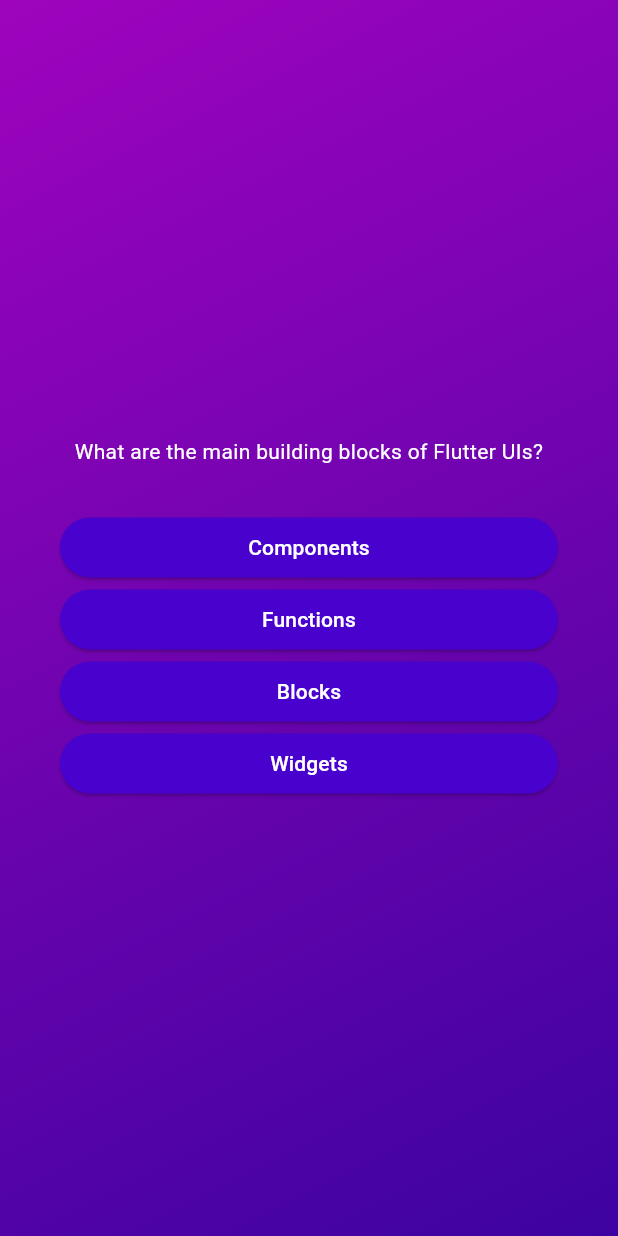
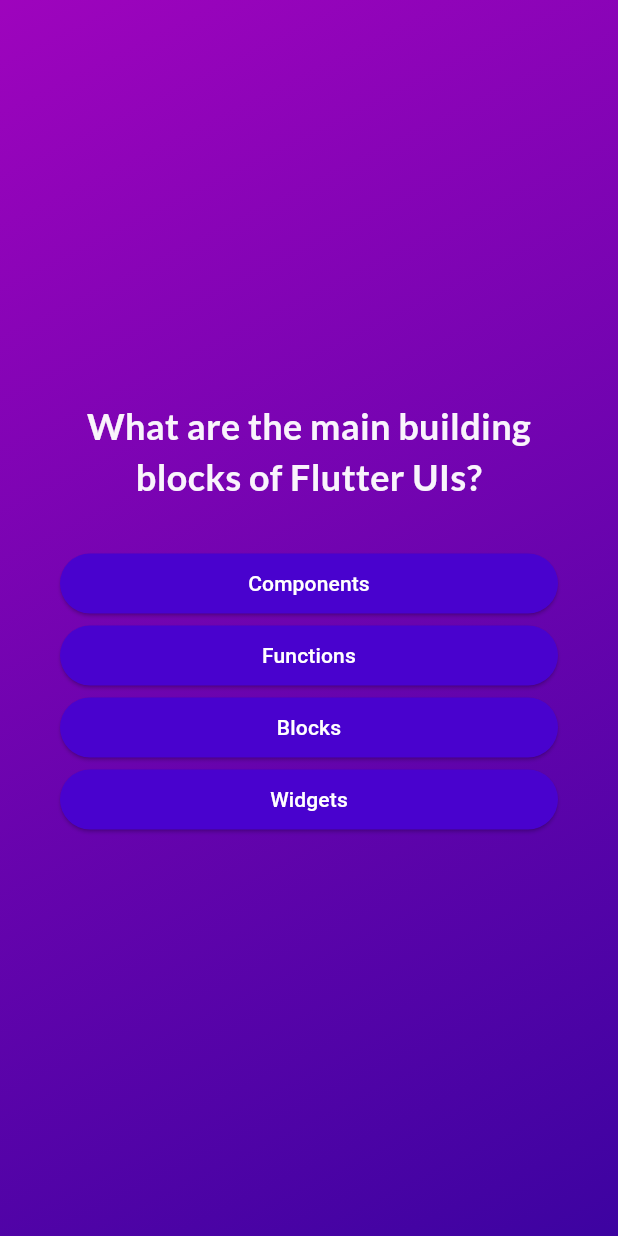
Before and after one commit to Lev1no/flutterQuizApp, a Flutter app: the screen it shows after launch, after a tap on "Start Quiz", on a phone screen of 412 x 824 dp. Run offline on Flutter 3.47's test engine with Material 3 defaults, Android fonts, the phone set to English and light mode, and no system bars; our stand-ins replace google_fonts.

Commit message:
adding google fonts

```diff
--- a/lib/questions_screen.dart
+++ b/lib/questions_screen.dart
@@ -1,6 +1,7 @@
 import 'package:flutter/material.dart';
 import 'package:quiz_app/answer_button.dart';
 import 'package:quiz_app/data/questions.dart';
+import 'package:google_fonts/google_fonts.dart';
 
 class QuestionsScreen extends StatefulWidget {
   const QuestionsScreen({super.key});
@@ -34,7 +35,11 @@ class _QuestionsScreenState extends State<QuestionsScreen> {
           children: [
             Text(
               currentQuestion.text,
-              style: const TextStyle(color: Colors.white),
+              style: GoogleFonts.lato(
+                color: const Color.fromARGB(244, 255, 255, 255),
+                fontSize: 24,
+                fontWeight: FontWeight.bold,
+              ),
               textAlign: TextAlign.center,
             ),
             const SizedBox(height: 30),
--- a/lib/start_screen.dart
+++ b/lib/start_screen.dart
@@ -1,4 +1,5 @@
 import 'package:flutter/material.dart';
+import 'package:google_fonts/google_fonts.dart';
 
 class StartScreen extends StatelessWidget {
   final void Function() switchScreen;
@@ -17,10 +18,10 @@ class StartScreen extends StatelessWidget {
             color: const Color.fromARGB(150, 255, 255, 255),
           ),
           const SizedBox(height: 80),
-          const Text(
+          Text(
             'Learn Flutter the fun way!',
-            style: TextStyle(
-              color: Color.fromRGBO(255, 255, 255, 1),
+            style: GoogleFonts.lato(
+              color: const Color.fromRGBO(255, 255, 255, 1),
               fontSize: 24,
             ),
           ),
--- a/pubspec.yaml
+++ b/pubspec.yaml
@@ -35,6 +35,7 @@ dependencies:
   # The following adds the Cupertino Icons font to your application.
   # Use with the CupertinoIcons class for iOS style icons.
   cupertino_icons: ^1.0.6
+  google_fonts: ^6.2.1
 
 dev_dependencies:
   flutter_test:
```
Also changed, not shown: pubspec.lock, 1 other file.
